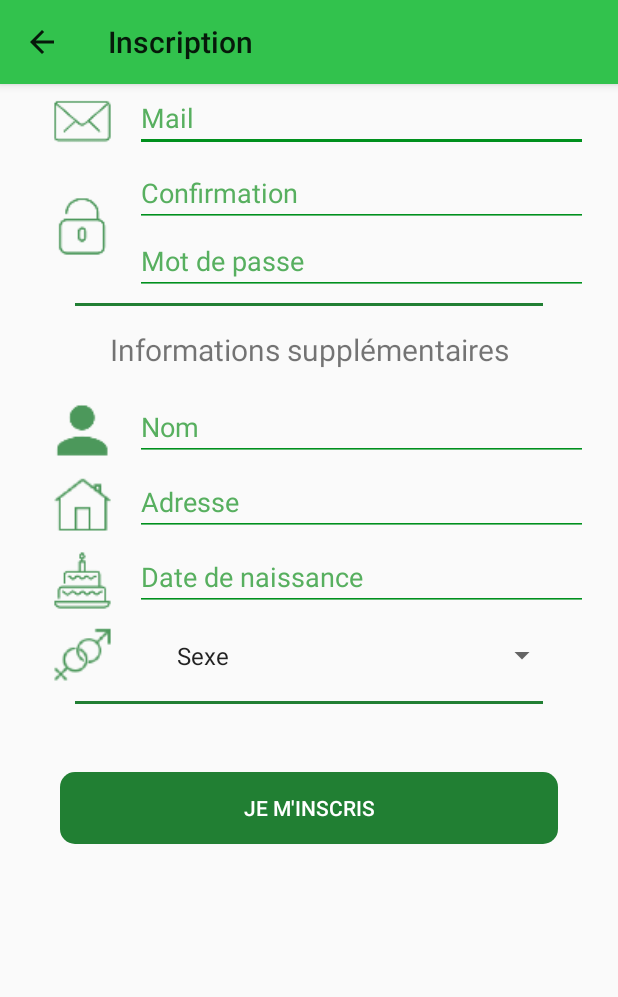
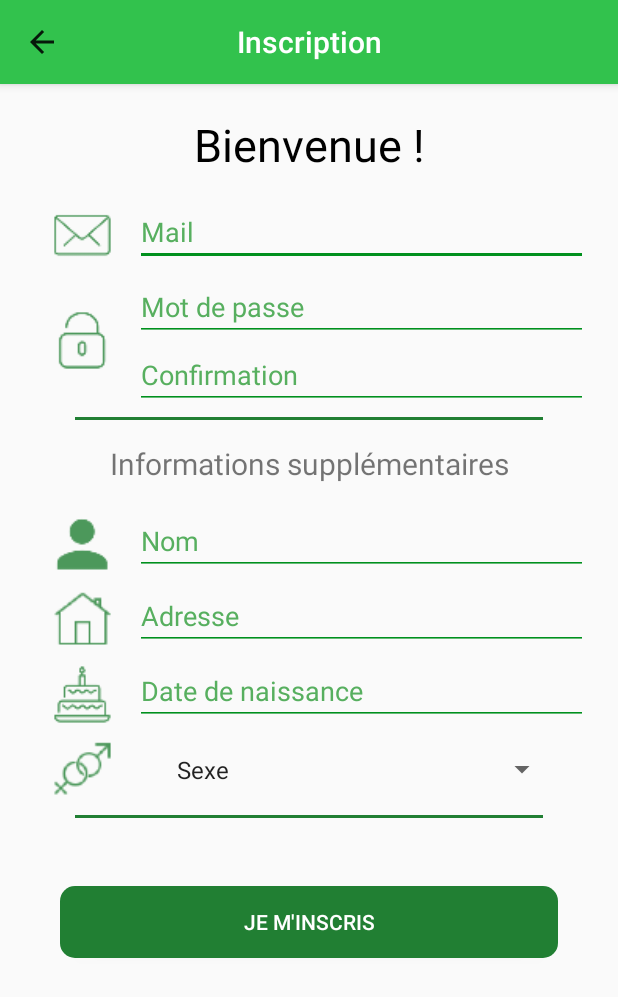
Before and after one commit to R0ma1nG/PLD-SMART, an Android app: the InscriptionActivity screen opened directly, with no data from a screen before it, on a phone screen of 412 x 824 dp. Shown: the top 997 px of the screen. Run offline under Robolectric (Android 15) with nearby library versions, the phone set to English and light mode, and no system bars.

Commit message:
merge pourbaix

```diff
--- a/android/app/src/main/java/com/h4413/recyclyon/Activities/Connection/InscriptionActivity.java
+++ b/android/app/src/main/java/com/h4413/recyclyon/Activities/Connection/InscriptionActivity.java
@@ -20,6 +20,7 @@ import com.h4413.recyclyon.Model.Association;
 import com.h4413.recyclyon.Model.User;
 import com.h4413.recyclyon.R;
 import com.h4413.recyclyon.Utilities.HttpClient;
+import com.h4413.recyclyon.Utilities.NavbarInitializer;
 import com.h4413.recyclyon.Utilities.Routes;
 
 import org.json.JSONException;
@@ -50,8 +51,7 @@ public class InscriptionActivity extends AppCompatActivity {
     protected void onCreate(Bundle savedInstanceState) {
         super.onCreate(savedInstanceState);
         setContentView(R.layout.activity_inscription);
-
-        configureToolbar();
+        NavbarInitializer.configureToolbar(this, R.string.inscription);
 
         mSubmitButton = (Button) findViewById(R.id.inscription_activity_submit_btn);
         mMailInput = (EditText) findViewById(R.id.inscription_activity_mail_input);
@@ -153,14 +153,6 @@ public class InscriptionActivity extends AppCompatActivity {
         super.onStop();
     }
 
-    private void configureToolbar(){
-        Toolbar toolbar = (Toolbar) findViewById(R.id.toolbar);
-        setSupportActionBar(toolbar);
-
-        ActionBar ab = getSupportActionBar();
-        ab.setDisplayHomeAsUpEnabled(true);
-    }
-
     private boolean isEmpty(EditText etText) {
         return etText.getText().toString().trim().length() == 0;
     }
--- a/android/app/src/main/java/com/h4413/recyclyon/Activities/Deposit/DepositInProgressActivity.java
+++ b/android/app/src/main/java/com/h4413/recyclyon/Activities/Deposit/DepositInProgressActivity.java
@@ -98,9 +98,9 @@ public class DepositInProgressActivity extends AppCompatActivity {
     }
 
     private void configureToolbar(){
-        Toolbar toolbar = (Toolbar) findViewById(R.id.toolbar);
+        /*Toolbar toolbar = (Toolbar) findViewById(R.id.toolbar);
         toolbar.setTitle(R.string.title_deposit_in_progress);
-        setSupportActionBar(toolbar);
+        setSupportActionBar(toolbar);*/
     }
 
     @Override
--- a/android/app/src/main/java/com/h4413/recyclyon/Utilities/NavbarInitializer.java
+++ b/android/app/src/main/java/com/h4413/recyclyon/Utilities/NavbarInitializer.java
@@ -7,6 +7,7 @@ import android.support.annotation.IdRes;
 import android.support.annotation.StringRes;
 import android.support.design.widget.NavigationView;
 import android.support.v4.widget.DrawerLayout;
+import android.support.v7.app.ActionBar;
 import android.support.v7.app.ActionBarDrawerToggle;
 import android.support.v7.app.AppCompatActivity;
 import android.support.v7.widget.Toolbar;
@@ -59,4 +60,15 @@ public class NavbarInitializer {
             }
         });
     }
+
+    public static void configureToolbar(AppCompatActivity activity, @StringRes int title){
+        Toolbar toolbar = (Toolbar) activity.findViewById(R.id.toolbar);
+        TextView titleTextView = (TextView) toolbar.findViewById(R.id.toolbar_title);
+        titleTextView.setText(title);
+        toolbar.setTitle("");
+        activity.setSupportActionBar(toolbar);
+
+        ActionBar ab = activity.getSupportActionBar();
+        ab.setDisplayHomeAsUpEnabled(true);
+    }
 }
--- a/android/app/src/main/res/layout/activity_inscription.xml
+++ b/android/app/src/main/res/layout/activity_inscription.xml
@@ -10,6 +10,23 @@
     <include layout="@layout/toolbar"
         android:layout_width="match_parent"
         android:layout_height="wrap_content"/>
+
+    <ScrollView
+        android:layout_width="match_parent"
+        android:layout_height="match_parent">
+        <LinearLayout
+            android:layout_width="match_parent"
+            android:layout_height="wrap_content"
+            android:orientation="vertical">
+            <TextView
+                android:layout_width="match_parent"
+                android:layout_height="wrap_content"
+                android:textColor="@color/primaryTextColor"
+                android:text="@string/welcome"
+                android:gravity="center"
+                android:textSize="30sp"
+                android:layout_marginTop="20dp"
+                android:layout_marginBottom="15dp"/>
 
             <LinearLayout
                 android:layout_width="match_parent"
@@ -54,6 +71,13 @@
                     android:orientation="vertical">
 
                     <EditText
+                        android:id="@+id/inscription_activity_mdp_input"
+                        style="@style/EditTextTheme"
+                        android:layout_width="match_parent"
+                        android:layout_height="wrap_content"
+                        android:hint="@string/inscriptionMdpEdit" />
+
+                    <EditText
                         android:id="@+id/inscription_activity_confirmMdp_input"
                         style="@style/EditTextTheme"
                         android:layout_width="match_parent"
@@ -61,12 +85,7 @@
                         android:hint="@string/inscriptionConfirmMdpEdit"
                         android:src="@drawable/profile_mail" />
 
-            <EditText
-                android:id="@+id/inscription_activity_mdp_input"
-                style="@style/EditTextTheme"
-                android:layout_width="match_parent"
-                android:layout_height="wrap_content"
-                android:hint="@string/inscriptionMdpEdit" />
+
                 </LinearLayout>
             </LinearLayout>
 
@@ -177,3 +196,5 @@
                 android:layout_margin="40dp"
                 android:text="@string/inscriptionSubmit" />
         </LinearLayout>
+    </ScrollView>
+</LinearLayout>
--- a/android/app/src/main/res/layout/toolbar.xml
+++ b/android/app/src/main/res/layout/toolbar.xml
@@ -6,8 +6,8 @@
 
     android:id="@+id/toolbar"
     android:layout_width="match_parent"
-    android:layout_height="?attr/actionBarSize"
-    android:background="?attr/colorPrimary"
+    android:layout_height="wrap_content"
+    android:background="@color/primaryColor"
     android:elevation="4dp"
     android:theme="@style/ThemeOverlay.AppCompat.ActionBar"
     app:popupTheme="@style/ThemeOverlay.AppCompat.Light">
@@ -17,5 +17,6 @@
         android:layout_width="wrap_content"
         android:layout_height="wrap_content"
         style="@style/TextAppearance.AppCompat.Widget.ActionBar.Title"
-        android:layout_gravity="center" />
+        android:layout_gravity="center"
+        android:textColor="@color/secondaryTextColor" />
 </android.support.v7.widget.Toolbar>
--- a/android/app/src/main/res/values/strings.xml
+++ b/android/app/src/main/res/values/strings.xml
@@ -10,6 +10,7 @@
     <string name="title_deposit">Réaliser un dépôt</string>
     <string name="title_deposit_in_progress">Dépôt en cours</string>
     <string name="title_deposit_end">Merci</string>
+    <string name="title_activity_account">Profil</string>
 
     <string name="connectionInscriptionString">Pas encore de compte ? Inscrivez-vous ici.</string>
     <string name="connectionForgotPasswordString">Mot de passe oublié ?</string>
```
Also changed, not shown: android/app/src/main/java/com/h4413/recyclyon/Activities/Connection/CGUActivity.java (+2 -9 lines), android/app/src/main/java/com/h4413/recyclyon/Activities/Connection/ChooseAssociationActivity.java (+2 -9 lines), android/app/src/main/java/com/h4413/recyclyon/Activities/Connection/ForgotPwdActivity.java (+2 -9 lines), android/app/src/main/java/com/h4413/recyclyon/Activities/Deposit/DepositEndActivity.java (+2 -7 lines), android/app/src/main/java/com/h4413/recyclyon/Activities/ProfileActivity.java (+100 -52 lines), android/app/src/main/java/com/h4413/recyclyon/Listeners/NavigationItemSelectedListener.java (+6 -1 lines), android/app/src/main/java/com/h4413/recyclyon/Services/UserServices.java (added, +19 -0 lines), android/app/src/main/res/layout/content_profile.xml (+14 -17 lines). Lines whose indentation alone changed are shown as unchanged.
